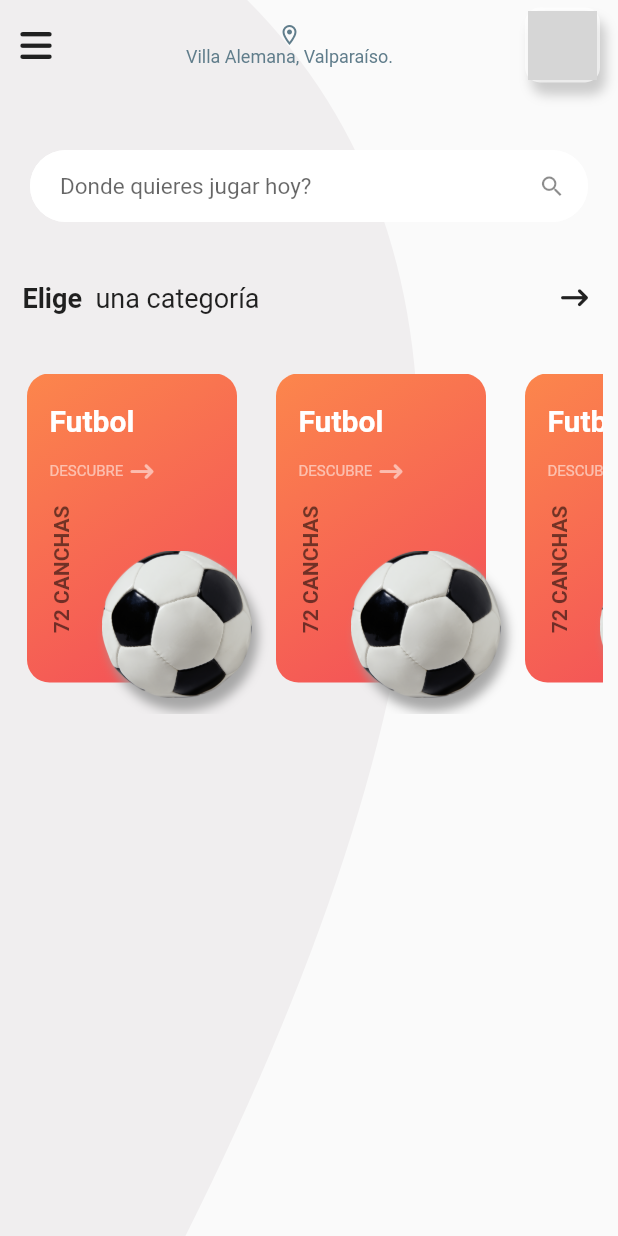
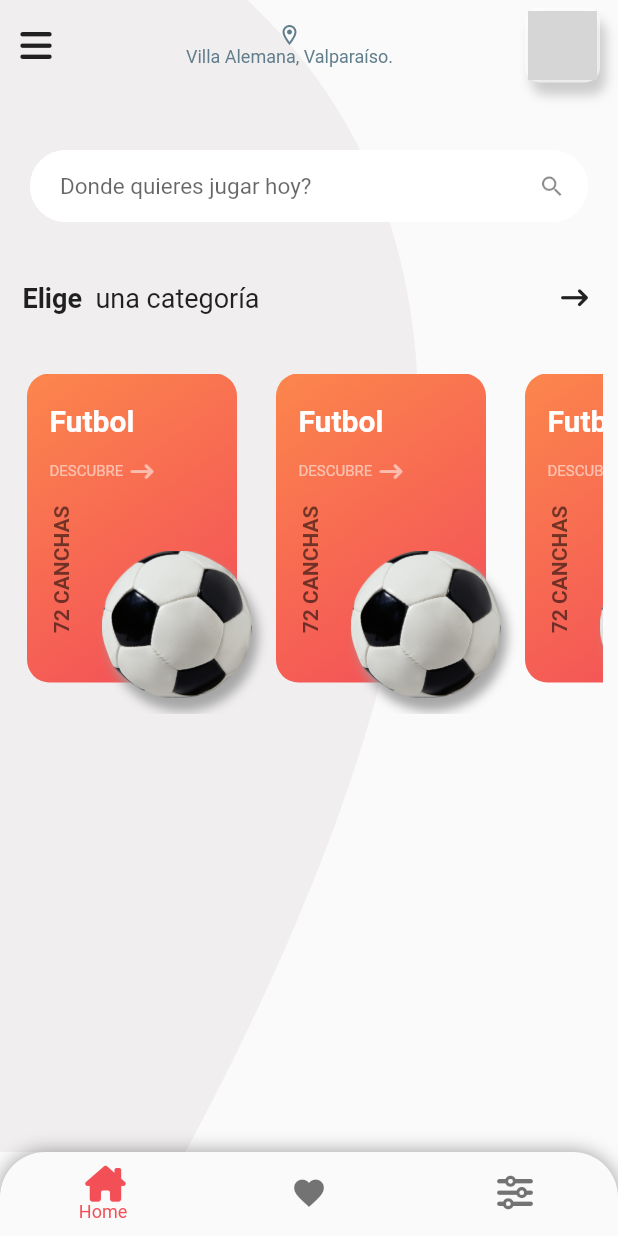
Before and after one commit to panchogague/arrienda_cancha, a Flutter app: the screen it shows after launch, on a phone screen of 412 x 824 dp. Run offline on Flutter 3.47's test engine with Material 2 defaults, Android fonts, the phone set to English and light mode, and no system bars; our stand-ins replace font_awesome_flutter; network calls fail; grey boxes are pictures that could not be loaded.

Commit message:
add bottom nav bar

```diff
--- a/lib/main.dart
+++ b/lib/main.dart
@@ -1,5 +1,5 @@
 import 'package:flutter/material.dart';
-import 'package:court_finder/theme/myTheme.dart';
+import 'package:court_finder/theme/my_theme.dart';
 import 'package:court_finder/modules/user/screens/screens.dart';
 
 void main() => runApp(const MyApp());
--- a/lib/modules/user/screens/home_screen.dart
+++ b/lib/modules/user/screens/home_screen.dart
@@ -8,6 +8,7 @@ class HomeScreen extends StatelessWidget {
   @override
   Widget build(BuildContext context) {
     return Scaffold(
+      resizeToAvoidBottomInset: false,
       body: Stack(
         children: [
           const BackgroundCurve(),
@@ -21,11 +22,12 @@ class HomeScreen extends StatelessWidget {
               SizedBox(
                 height: 20,
               ),
-              Categories()
+              Categories(),
             ],
           ),
         ],
       ),
+      bottomNavigationBar: const BottomNavbar(),
     );
   }
 }
--- /dev/null
+++ b/lib/modules/user/widgets/ui/bottom_navbar.dart
@@ -0,0 +1,34 @@
+import 'package:flutter/material.dart';
+import 'package:font_awesome_flutter/font_awesome_flutter.dart';
+
+class BottomNavbar extends StatelessWidget {
+  const BottomNavbar({Key? key}) : super(key: key);
+
+  @override
+  Widget build(BuildContext context) {
+    return Container(
+        decoration: const BoxDecoration(
+          borderRadius: BorderRadius.only(
+              topRight: Radius.circular(30), topLeft: Radius.circular(30)),
+          boxShadow: [
+            BoxShadow(color: Colors.black38, spreadRadius: 0, blurRadius: 10),
+          ],
+        ),
+        child: ClipRRect(
+          borderRadius: const BorderRadius.only(
+            topLeft: Radius.circular(30.0),
+            topRight: Radius.circular(30.0),
+          ),
+          child: BottomNavigationBar(
+            items: const <BottomNavigationBarItem>[
+              BottomNavigationBarItem(
+                  icon: Icon(FontAwesomeIcons.houseChimney), label: 'Home'),
+              BottomNavigationBarItem(
+                  icon: Icon(Icons.favorite), label: 'Favoritos'),
+              BottomNavigationBarItem(
+                  icon: Icon(FontAwesomeIcons.sliders), label: 'Favoritos')
+            ],
+          ),
+        ));
+  }
+}
--- a/lib/modules/user/widgets/widgets.dart
+++ b/lib/modules/user/widgets/widgets.dart
@@ -1,3 +1,5 @@
+export 'package:court_finder/modules/user/widgets/ui/bottom_navbar.dart';
+
 export 'package:court_finder/modules/user/widgets/categories.dart';
 
 export 'package:court_finder/modules/user/widgets/ui/custom_search_bar.dart';
--- a/lib/theme/myTheme.dart
+++ /dev/null
@@ -1,3 +0,0 @@
-import 'package:flutter/material.dart';
-
-final myTheme = ThemeData.light().copyWith();
--- /dev/null
+++ b/lib/theme/my_theme.dart
@@ -0,0 +1,8 @@
+import 'package:flutter/material.dart';
+
+final myTheme = ThemeData.light().copyWith(
+    bottomNavigationBarTheme: const BottomNavigationBarThemeData(
+  selectedLabelStyle: TextStyle(fontSize: 12),
+  selectedItemColor: Color(0xffF34F57),
+  showUnselectedLabels: false,
+));
```
